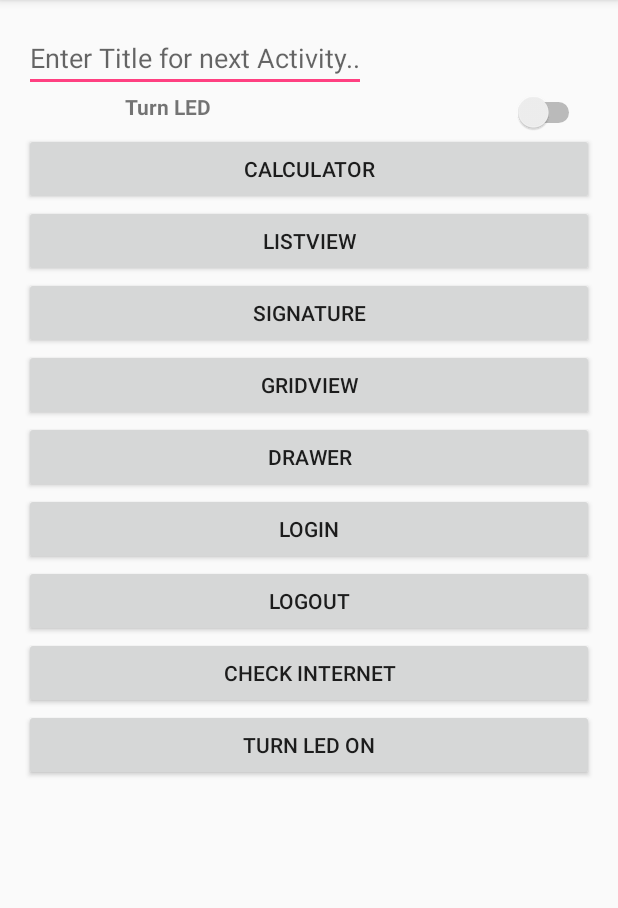
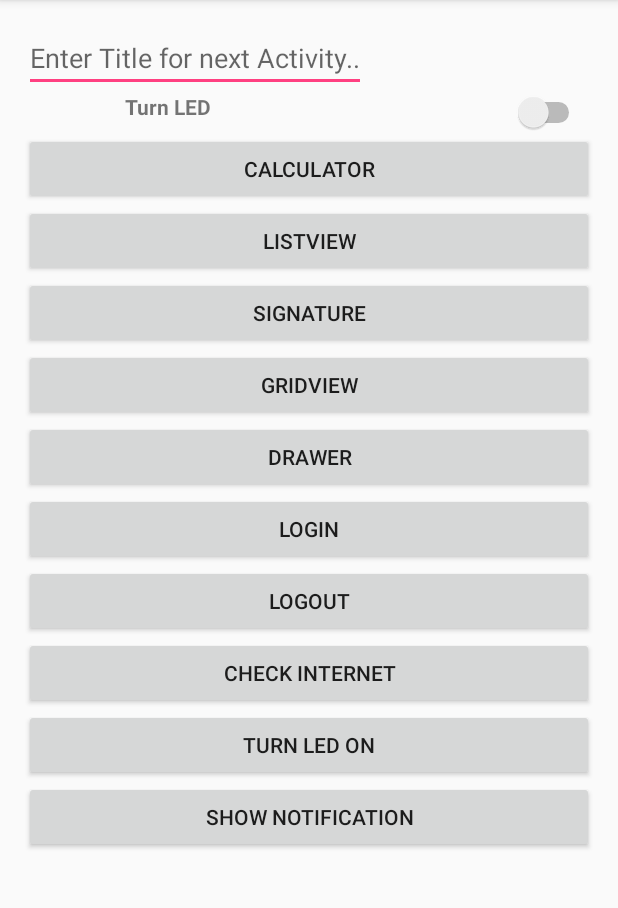
Before and after one commit to mannan541/QuizApp, an Android app: the MainActivity screen opened directly, with no data from a screen before it, on a phone screen of 412 x 824 dp, the part 84-992 px from its top. Run offline under Robolectric (Android 15) with nearby library versions, the phone set to English and light mode, and no system bars.

Commit message:
notification

```diff
--- a/app/build.gradle
+++ b/app/build.gradle
@@ -30,9 +30,8 @@ dependencies {
     compile 'com.android.support:appcompat-v7:24.2.1'
     compile 'com.android.support:design:24.2.1'
     compile 'com.android.support:support-v4:24.2.1'
+    compile 'com.android.support:cardview-v7:24.2.1'
     testCompile 'junit:junit:4.12'
     compile 'com.github.gcacace:signature-pad:1.2.0'
-
     compile 'org.apache.httpcomponents:httpclient:4.5'
-
 }
--- a/app/src/main/java/com/android/quizapp/LedControllActivity.java
+++ b/app/src/main/java/com/android/quizapp/LedControllActivity.java
@@ -99,7 +99,7 @@ public class LedControllActivity extends AppCompatActivity {
 
     public void http_get_request(String bit) {
         try {
-            String URL = "http://192.168.0.101/LED=" + bit;
+            String URL = "http://192.168.0.103/LED=" + bit;
             HttpClient httpClient = new DefaultHttpClient();
             try {
                 HttpGet httpget = new HttpGet(URL);
--- a/app/src/main/res/layout/content_main.xml
+++ b/app/src/main/res/layout/content_main.xml
@@ -132,6 +132,14 @@
                 android:layout_alignParentStart="true"
                 android:onClick="ledOnOFFClickListener"
                 android:text="Turn LED ON" />
+            <Button
+                android:id="@+id/notification_button"
+                android:layout_width="match_parent"
+                android:layout_height="wrap_content"
+                android:layout_alignParentLeft="true"
+                android:layout_alignParentStart="true"
+                android:onClick="notificationBtnClickListener"
+                android:text="Show Notification" />
 
         </LinearLayout>
 
```
Also changed, not shown: app/src/main/java/com/android/quizapp/MainActivity.java (+27 -0 lines).
